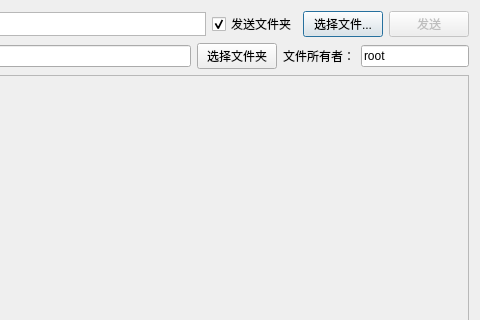
Old version of the form CC-Client/CC-Client/sendfiledialog.ui in the repository cokkiy/CC; both pictures show x 252 to 732 and y 0 to 320 of the 732 by 468 pixel window.
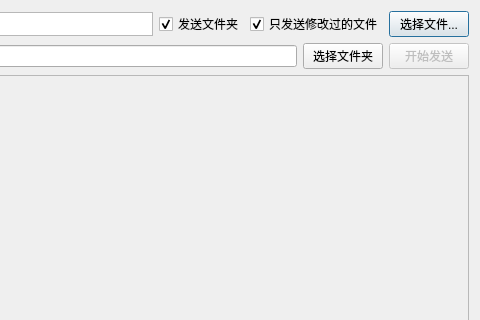
New version of the form. Icons and pictures are not drawn.

Commit message: 1)完善了发送文件功能，现在可以只发送上次发送后修改过的文件 2）文件保存时所有者修改为当前登录用户而不是root用户。 3)发送文件提供更详细日志信息

Diff of the .ui file:
```diff
--- a/CC-Client/CC-Client/sendfiledialog.ui
+++ b/CC-Client/CC-Client/sendfiledialog.ui
@@ -68,6 +68,19 @@
        </property>
       </widget>
      </item>
+     <item>
+      <widget class="QCheckBox" name="onlySendChangedFileCheckBox">
+       <property name="toolTip">
+        <string>是否只发送上次发送后修改过的文件</string>
+       </property>
+       <property name="text">
+        <string>只发送修改过的文件</string>
+       </property>
+       <property name="checked">
+        <bool>true</bool>
+       </property>
+      </widget>
+     </item>
      <item>
       <widget class="QPushButton" name="browserPushButton">
        <property name="text">
@@ -79,20 +92,6 @@
        </property>
       </widget>
      </item>
-     <item>
-      <widget class="QPushButton" name="sendPushButton">
-       <property name="enabled">
-        <bool>false</bool>
-       </property>
-       <property name="text">
-        <string>发送</string>
-       </property>
-       <property name="icon">
-        <iconset resource="cc-client.qrc">
-         <normaloff>:/Icons/52design.com_jingying_059.png</normaloff>:/Icons/52design.com_jingying_059.png</iconset>
-       </property>
-      </widget>
-     </item>
     </layout>
    </item>
    <item>
@@ -134,25 +133,16 @@
       </widget>
      </item>
      <item>
-      <widget class="QLabel" name="label_3">
-       <property name="text">
-        <string>文件所有者：</string>
+      <widget class="QPushButton" name="sendPushButton">
+       <property name="enabled">
+        <bool>false</bool>
        </property>
-      </widget>
-     </item>
-     <item>
-      <widget class="QLineEdit" name="userNameLineEdit">
-       <property name="sizePolicy">
-        <sizepolicy hsizetype="Preferred" vsizetype="Fixed">
-         <horstretch>0</horstretch>
-         <verstretch>0</verstretch>
-        </sizepolicy>
-       </property>
-       <property name="toolTip">
-        <string>目的机上的用户名</string>
-       </property>
        <property name="text">
-        <string>root</string>
+        <string>开始发送</string>
+       </property>
+       <property name="icon">
+        <iconset resource="cc-client.qrc">
+         <normaloff>:/Icons/52design.com_jingying_059.png</normaloff>:/Icons/52design.com_jingying_059.png</iconset>
        </property>
       </widget>
      </item>
```
Left out of the diff: 2 changed lines with no effect on the pictures. The commit also changes 27 other files.
